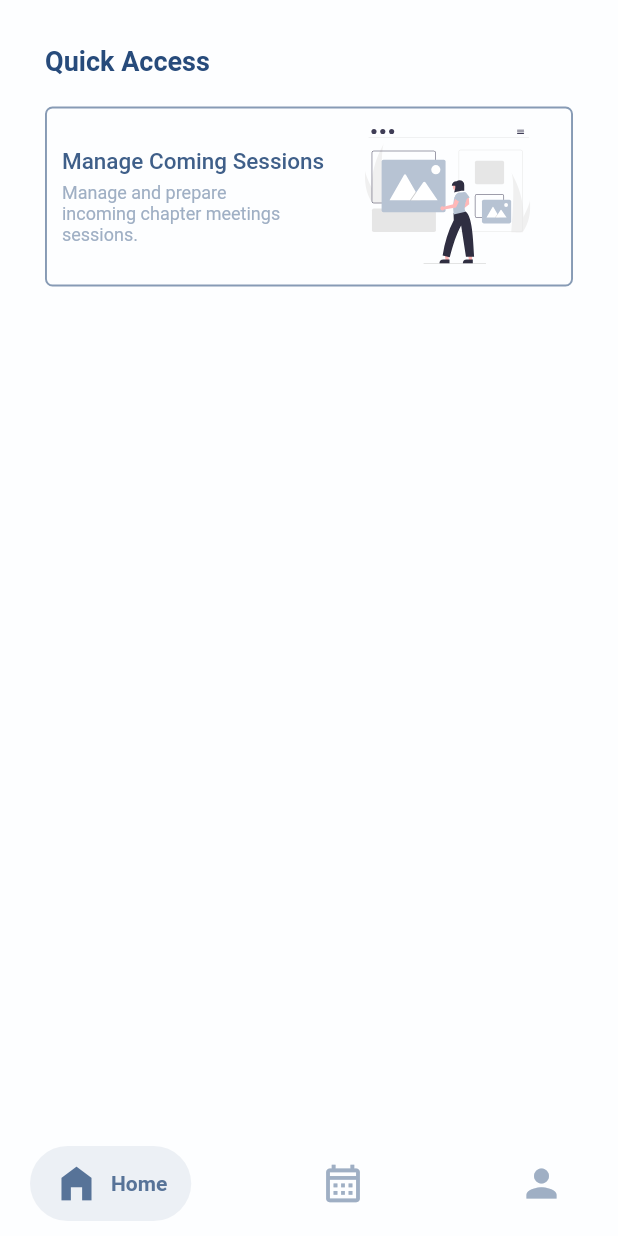
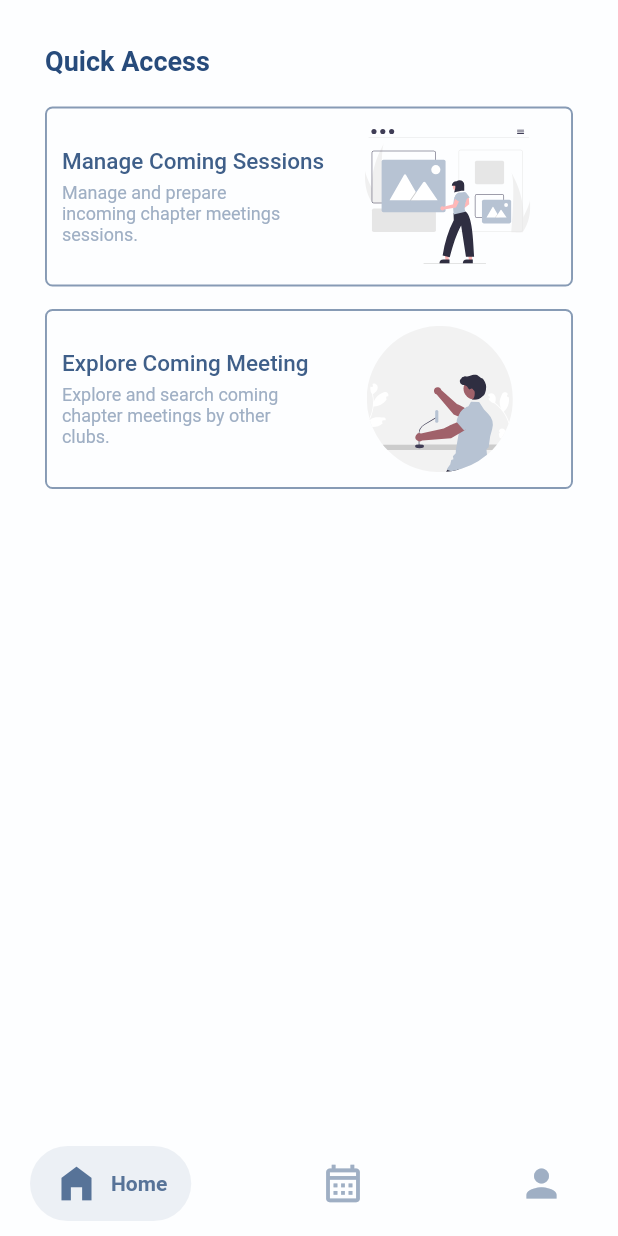
Before and after one commit to HamzehBajbouj/SpeaXPoint, a Flutter app: the ToastmasterDashboardScreen screen opened by its route, on a phone screen of 412 x 824 dp. Run offline on Flutter 3.47's test engine with Material 2 defaults, Android fonts, the phone set to English and light mode, and no system bars; drawn by our look-alikes of salomon_bottom_bar; our stand-ins replace auto_route, basic_utils, cached_network_image, cloud_firestore, dropdown_button2, firebase_auth and 11 more; accounts and stored records are empty.

Commit message:
completing the fornd end and the backend diesign for search for meetings

```diff
--- a/speaxpoint/lib/app/app_routes.dart
+++ b/speaxpoint/lib/app/app_routes.dart
@@ -13,6 +13,7 @@ import 'package:speaxpoint/views/toastmaster_user/manage_coming_meetings/manage_
 import 'package:speaxpoint/views/toastmaster_user/prepare_meeting_agenda/prepare_meeting_agenda_screen.dart';
 import 'package:speaxpoint/views/toastmaster_user/profile_management/toastmaster_profile_management_screen.dart';
 import 'package:speaxpoint/views/toastmaster_user/scheduled_meetings/toastmaster_scheduled_meetings_screen.dart';
+import 'package:speaxpoint/views/toastmaster_user/search_chapter_meetings/search_chapter_meeting_screen.dart';
 import 'package:speaxpoint/views/toastmaster_user/toastmaster_home_screen.dart';
 import 'package:speaxpoint/views/user_authentication/club_registration_screens/club_setup_registrationScreen.dart';
 import 'package:speaxpoint/views/user_authentication/club_registration_screens/club_registration_screen.dart';
@@ -197,6 +198,11 @@ const toastMasterNav = AutoRoute(
           name: "ChapterMeetingAnnouncementViewRouter",
           page: ChapterMeetingAnnouncementViewScreen,
         ),
+        AutoRoute(
+          path: "searchChapterMeeting",
+          name: "SearchChapterMeetingRouter",
+          page: SearchChapterMeetingScreen,
+        ),
       ],
     ),
     AutoRoute(
--- a/speaxpoint/lib/models/annoucement/chapter_meeting_announcement.dart
+++ b/speaxpoint/lib/models/annoucement/chapter_meeting_announcement.dart
@@ -1,4 +1,3 @@
-import 'package:basic_utils/basic_utils.dart';
 import 'package:speaxpoint/models/annoucement/announcement.dart';
 
 class ChapterMeetingAnnouncement extends Announcement {
@@ -7,7 +6,6 @@ class ChapterMeetingAnnouncement extends Announcement {
   String? meetingTitle;
   String? meetingDate;
   String? contactNumber;
-  String? brushureFileName;
   String? brushureLink;
 
   ChapterMeetingAnnouncement({
@@ -16,7 +14,6 @@ class ChapterMeetingAnnouncement extends Announcement {
     this.meetingDescription,
     this.meetingStreamLink,
     this.meetingTitle,
-    this.brushureFileName,
     this.brushureLink,
     super.annoucementLevel,
     super.annoucementDate,
@@ -34,7 +31,6 @@ class ChapterMeetingAnnouncement extends Announcement {
           meetingStreamLink: cmAnnoucement['meetingStreamLink'],
           meetingTitle: cmAnnoucement['meetingTitle'],
           contactNumber: cmAnnoucement['contactNumber'],
-          brushureFileName: cmAnnoucement['brushureFileName'],
           brushureLink: cmAnnoucement['brushureLink'],
           chapterMeetingId: cmAnnoucement['chapterMeetingId'],
           clubId: cmAnnoucement['clubId'],
@@ -52,7 +48,6 @@ class ChapterMeetingAnnouncement extends Announcement {
         'meetingTitle': meetingTitle,
         'contactNumber': contactNumber,
         'brushureLink': brushureLink,
-        'brushureFileName': brushureFileName,
         'annoucementLevel': annoucementLevel,
       };
 }
--- a/speaxpoint/lib/models/annoucement/volunteer_annoucement.dart
+++ b/speaxpoint/lib/models/annoucement/volunteer_annoucement.dart
@@ -1,5 +1,8 @@
 import 'package:speaxpoint/models/annoucement/announcement.dart';
 
+
+//since the two variables are almost the same with chapterMeetingAnnouncement,
+//it can be in the parenet tag
 class VolunteerAnnouncement extends Announcement {
   String? annoucementTitle;
   String? annoucementDescription;
--- a/speaxpoint/lib/views/speax_point_app.dart
+++ b/speaxpoint/lib/views/speax_point_app.dart
@@ -13,6 +13,7 @@ import 'package:speaxpoint/view_models/toastmaster_vm/manage_chapter_meeting_ann
 import 'package:speaxpoint/view_models/toastmaster_vm/manage_coming_sessions_view_model.dart';
 import 'package:speaxpoint/view_models/toastmaster_vm/prepare_meeting_agenda_view_model.dart';
 import 'package:speaxpoint/view_models/toastmaster_vm/profile_management_view_model.dart';
+import 'package:speaxpoint/view_models/toastmaster_vm/search_chapter_meeting_view_model.dart';
 
 class SpeaxPointApp extends StatelessWidget {
   SpeaxPointApp({super.key});
@@ -42,6 +43,8 @@ class SpeaxPointApp extends StatelessWidget {
         ChangeNotifierProvider(
             create: (_) =>
                 serviceLocator<ManageChapterMeetingAnnouncementViewModel>()),
+        ChangeNotifierProvider(
+            create: (_) => serviceLocator<SearchChapterMeetingViewModel>()),
       ],
       child: MaterialApp.router(
         debugShowCheckedModeBanner: false,
--- a/speaxpoint/lib/views/toastmaster_user/dashboard/toastmaster_dashboard_screen.dart
+++ b/speaxpoint/lib/views/toastmaster_user/dashboard/toastmaster_dashboard_screen.dart
@@ -107,11 +107,84 @@ class ToastmasterDashboardScreen extends StatelessWidget {
                 ),
               ),
               const SizedBox(
-              height: 35,
+                height: 15,
+              ),
+              InkWell(
+                onTap: () {
+                  context.pushRoute(const SearchChapterMeetingRouter());
+                },
+                highlightColor: const Color(AppMainColors.selectedOption),
+                child: Container(
+                  width: MediaQuery.of(context).size.width,
+                  height: 120,
+                  decoration: BoxDecoration(
+                    borderRadius: BorderRadius.circular(
+                        CommonUIProperties.cardRoundedEdges),
+                    border: Border.all(
+                      width: 1.3,
+                      color: const Color(AppMainColors.p50),
+                    ),
+                  ),
+                  child: Padding(
+                    padding: const EdgeInsets.all(10.0),
+                    child: Row(
+                      crossAxisAlignment: CrossAxisAlignment.center,
+                      mainAxisAlignment: MainAxisAlignment.spaceEvenly,
+                      mainAxisSize: MainAxisSize.max,
+                      children: [
+                        Column(
+                          mainAxisAlignment: MainAxisAlignment.center,
+                          crossAxisAlignment: CrossAxisAlignment.start,
+                          mainAxisSize: MainAxisSize.min,
+                          children: const [
+                            Text(
+                              "Explore Coming Meeting",
+                              style: TextStyle(
+                                fontFamily: CommonUIProperties.fontType,
+                                fontSize: 15,
+                                fontWeight: FontWeight.w500,
+                                color: Color(AppMainColors.p80),
+                              ),
+                            ),
+                            SizedBox(
+                              height: 5,
+                            ),
+                            SizedBox(
+                              width: 150,
+                              child: Text(
+                                "Explore and search coming chapter meetings by other clubs.",
+                                maxLines: 3,
+                                style: TextStyle(
+                                  fontFamily: CommonUIProperties.fontType,
+                                  fontSize: 12,
+                                  fontWeight: FontWeight.normal,
+                                  color: Color(AppMainColors.p40),
+                                ),
+                              ),
                             ),
                           ],
                         ),
-      )),
+                        const SizedBox(
+                          width: 10,
+                        ),
+                        Expanded(
+                          child: SvgPicture.asset(
+                            fit: BoxFit.contain,
+                            "assets/images/conference_speaker.svg",
+                            allowDrawingOutsideViewBox: false,
+                            width: 200,
+                            height: 150,
+                          ),
+                        )
+                      ],
+                    ),
+                  ),
+                ),
+              ),
+            ],
+          ),
+        ),
+      ),
     );
   }
 }
```
Also changed, not shown: speaxpoint/lib/app/service_locator.dart (+13 -1 lines), speaxpoint/lib/services/search_chapter_meeting/i_search_chapter_meeting_service.dart (added, +12 -0 lines), speaxpoint/lib/services/search_chapter_meeting/search_chapter_meeting_firebase_service.dart (added, +86 -0 lines), speaxpoint/lib/view_models/toastmaster_vm/search_chapter_meeting_view_model.dart (added, +72 -0 lines), speaxpoint/lib/views/toastmaster_user/search_chapter_meetings/search_chapter_meeting_screen.dart (added, +206 -0 lines), speaxpoint/assets/images/conference_speaker.svg (added), speaxpoint/lib/app/app_routes.gr.dart. Lines whose indentation alone changed are shown as unchanged.
